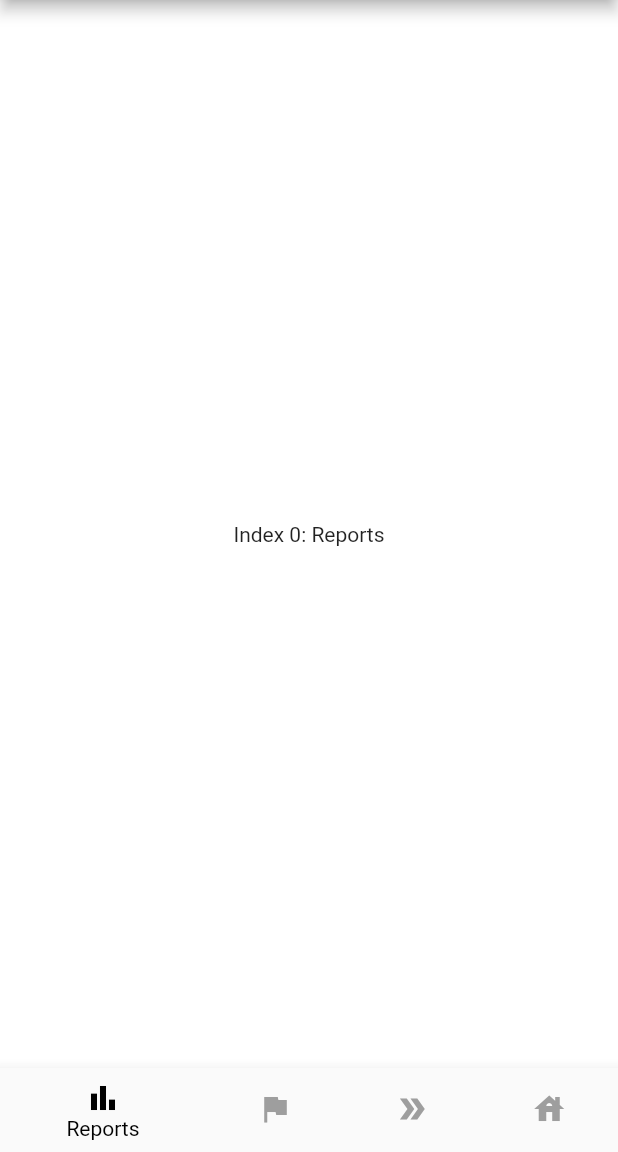
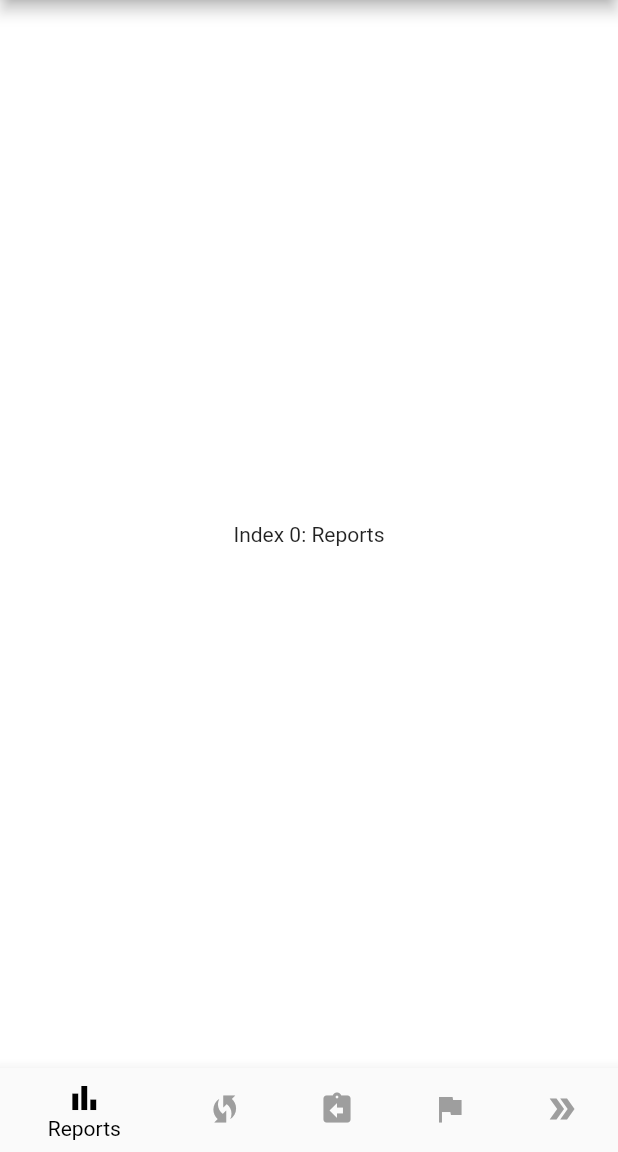
Before and after one commit to HaydenTheBaron/flutter-kanban-app, a Flutter app: the screen it shows after launch, on a phone screen of 412 x 824 dp, the part 84-1236 px from its top. Run offline on Flutter 3.47's test engine with Material 2 defaults, Android fonts, the phone set to English and light mode, and no system bars.

Commit message:
Change bottom nav bar buttons

```diff
--- a/lib/screens/sprint_screen.dart
+++ b/lib/screens/sprint_screen.dart
@@ -12,9 +12,10 @@ class _SprintScreenState extends State<SprintScreen> {
   int _selectedIndex = 0;
   static const List<Widget> _widgetOptions = <Widget>[
     Text('Index 0: Reports'), // Reports Screen
-    Text('Index 1: Summits'), // Summits Screen
+    Text('Index 1: Whirlwind'), // Whirlwind Screen
     Text('Index 2: Backlog'), // Backlog Screen
-    KanbanBoard(), // Sprints Screen // TODO: refactor navigation bar logic outside of sprint_screen
+    Text('Index 2: Summits'), // Summits Screen
+    KanbanBoard(), // Sprint Screen // TODO: refactor navigation bar logic outside of sprint_screen
   ];
 
   void _onItemTapped(int index) {
@@ -39,14 +40,13 @@ class _SprintScreenState extends State<SprintScreen> {
           currentIndex: _selectedIndex,
           onTap: _onItemTapped,
           items: [
-            BottomNavigationBarItem(
-                label: 'Reports', icon: Icon(Icons.bar_chart)),
+            BottomNavigationBarItem(label: 'Reports', icon: Icon(Icons.bar_chart)),
+            BottomNavigationBarItem(label: 'Whirlwind', icon: Icon(Icons.wifi_protected_setup)),
+            BottomNavigationBarItem(label: 'Backlog', icon: Icon(Icons.assignment_return)),
             BottomNavigationBarItem(label: 'Summits', icon: Icon(Icons.flag)),
             BottomNavigationBarItem(
-                label: 'Backlog', icon: Icon(Icons.double_arrow_sharp)),
-            BottomNavigationBarItem(
                 label: 'Sprint',
-                icon: Icon(Icons.house),
+                icon: Icon(Icons.double_arrow_sharp),
                 backgroundColor: Color.fromRGBO(230, 230, 230, 1)),
           ],
         ),
```
